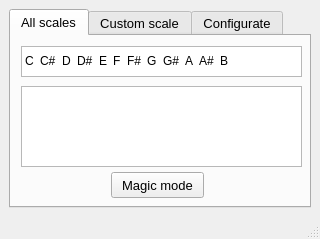
doino-gretchenliev/Mid-Magic, file src/ui_mainform.ui: the form before one commit.
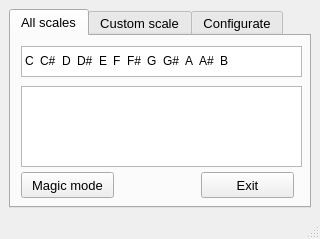
The form after the commit.

What changed in the file:
```diff
--- a/src/ui_mainform.ui
+++ b/src/ui_mainform.ui
@@ -303,7 +303,7 @@
        <widget class="QPushButton" name="pushButtonMagic">
         <property name="geometry">
          <rect>
-          <x>100</x>
+          <x>10</x>
           <y>136</y>
           <width>93</width>
           <height>26</height>
@@ -316,6 +316,22 @@
          <bool>true</bool>
         </property>
        </widget>
+       <widget class="QPushButton" name="pushButtonExit">
+        <property name="geometry">
+         <rect>
+          <x>190</x>
+          <y>136</y>
+          <width>93</width>
+          <height>26</height>
+         </rect>
+        </property>
+        <property name="text">
+         <string>Exit</string>
+        </property>
+        <property name="checkable">
+         <bool>true</bool>
+        </property>
+       </widget>
       </widget>
       <widget class="QWidget" name="CustomScale">
        <property name="sizePolicy">
```
